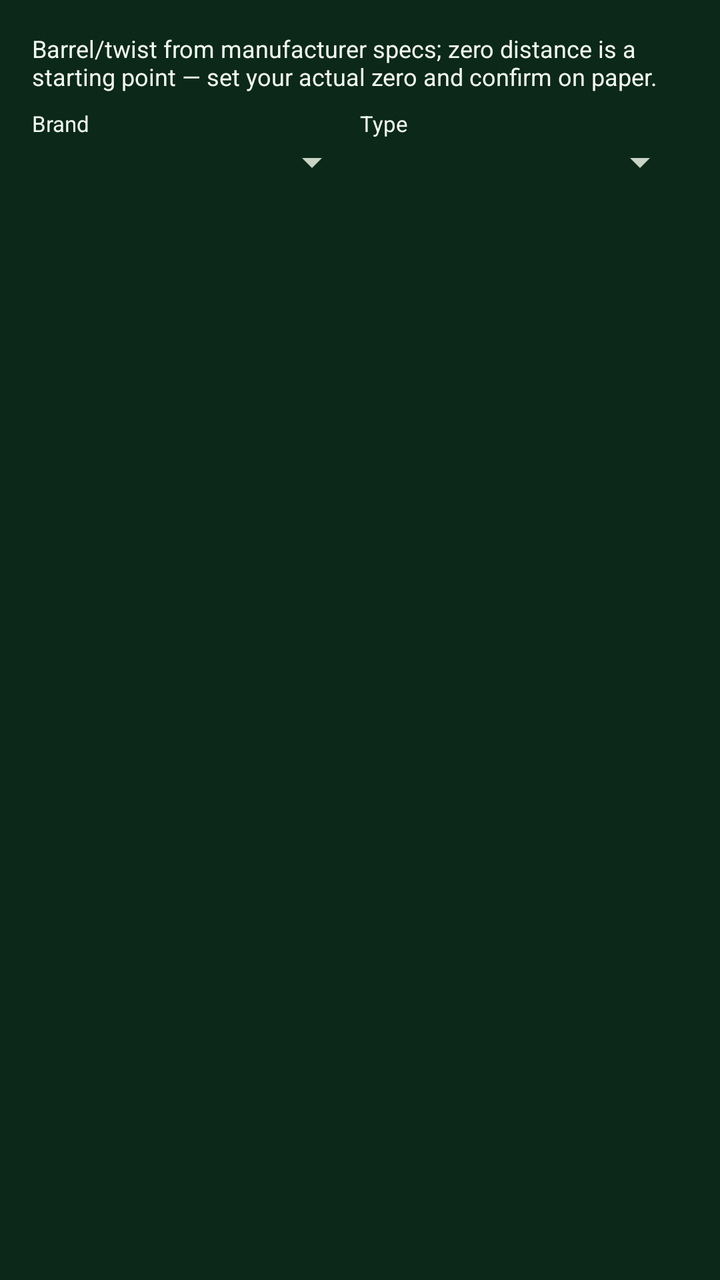
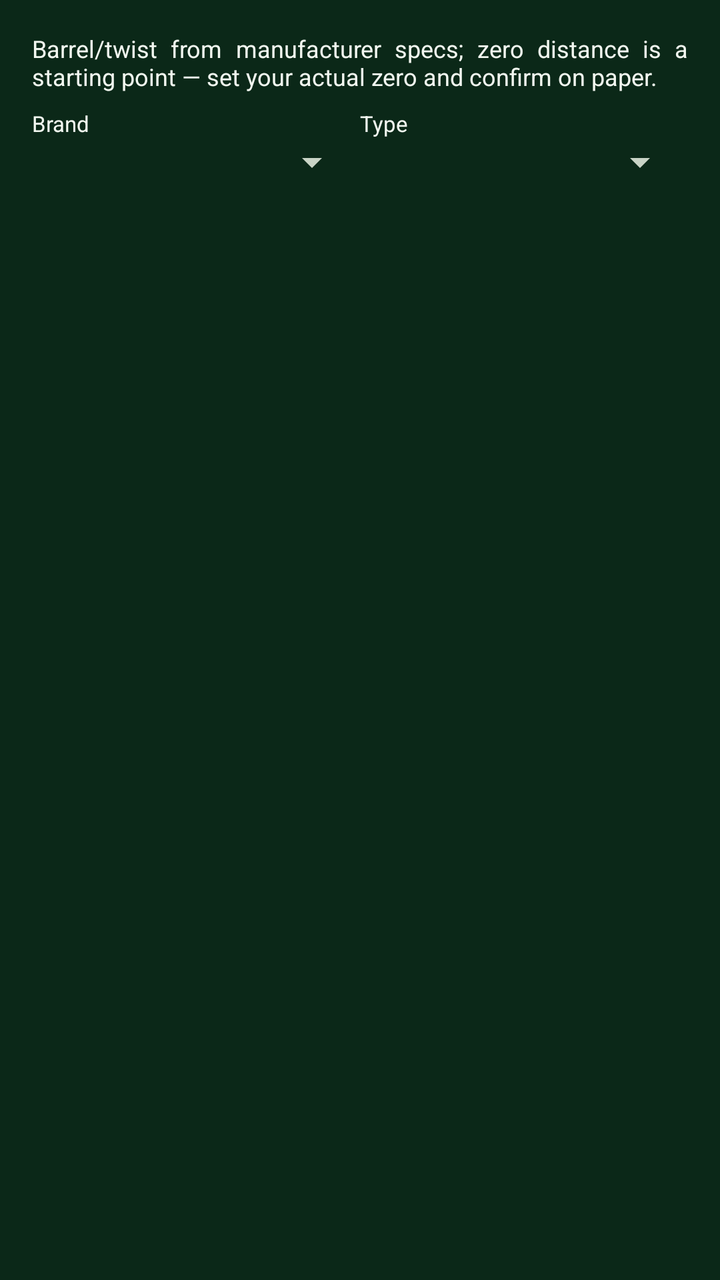

Two renders of the same Android screen: before a commit and after it. Below are the layout's source before the change and the commit's diff.
<!-- AndroidManifest.xml: application theme Theme.STS -->
<!-- res/layout/dialog_rifle_catalog.xml -->
<?xml version="1.0" encoding="utf-8"?>
<LinearLayout xmlns:android="http://schemas.android.com/apk/res/android"
    android:layout_width="match_parent" android:layout_height="wrap_content"
    android:orientation="vertical" android:padding="16dp">
    <TextView android:textColor="?android:attr/textColorPrimary" android:text="Barrel/twist from manufacturer specs; zero distance is a starting point — set your actual zero and confirm on paper."
        android:textSize="12sp" android:layout_marginBottom="8dp"
        android:layout_width="match_parent" android:layout_height="wrap_content"/>
    <LinearLayout android:layout_width="match_parent" android:layout_height="wrap_content" android:orientation="horizontal">
        <LinearLayout android:layout_width="0dp" android:layout_weight="1" android:layout_height="wrap_content" android:orientation="vertical">
            <TextView android:textColor="?android:attr/textColorPrimary" android:text="Brand" android:textSize="11sp" android:layout_width="wrap_content" android:layout_height="wrap_content"/>
            <Spinner android:id="@+id/spRifBrand" android:layout_width="match_parent" android:layout_height="wrap_content"/>
        </LinearLayout>
        <LinearLayout android:layout_width="0dp" android:layout_weight="1" android:layout_height="wrap_content" android:orientation="vertical">
            <TextView android:textColor="?android:attr/textColorPrimary" android:text="Type" android:textSize="11sp" android:layout_width="wrap_content" android:layout_height="wrap_content"/>
            <Spinner android:id="@+id/spRifType" android:layout_width="match_parent" android:layout_height="wrap_content"/>
        </LinearLayout>
    </LinearLayout>
    <TextView android:textColor="?android:attr/textColorSecondary" android:id="@+id/tvRifCount" android:textSize="11sp" android:layout_marginTop="6dp"
        android:layout_width="wrap_content" android:layout_height="wrap_content"/>
    <ListView android:id="@+id/lvRifResults"
        android:layout_width="match_parent" android:layout_height="280dp" android:layout_marginTop="4dp"/>
</LinearLayout>
<!-- resources referenced by this layout -->
<resources>
  <style name="Theme.STS" parent="Theme.STS.Dark" />
  <style name="Theme.STS.Dark" parent="Theme.STS.Base">
          <item name="android:windowBackground">@color/dark_bg</item>
          <item name="colorSurface">@color/dark_surface</item>
          <item name="colorPrimary">@color/dark_accent</item>
          <item name="colorSecondary">@color/dark_accent</item>
          <item name="colorAccent">@color/dark_accent</item>
          <item name="colorOnPrimary">@color/dark_on_accent</item>
          <item name="colorOnSecondary">@color/dark_on_accent</item>
          <item name="android:colorBackground">@color/dark_surface</item>
          <item name="android:textColorPrimary">@color/dark_text</item>
          <item name="android:textColorSecondary">@color/dark_text_dim</item>
          <item name="android:textColorTertiary">#C9D4C6</item>
          <item name="android:textColorHint">#A6B2A4</item>
          <item name="colorOnSurface">@color/dark_text</item>
          <item name="colorOnBackground">@color/dark_text</item>
      </style>
  <style name="Theme.STS.Base" parent="Theme.MaterialComponents.NoActionBar">
          <item name="android:statusBarColor">@color/dark_bg</item>
      </style>
  <color name="dark_bg">#0B2818</color>
  <color name="dark_surface">#124024</color>
  <color name="dark_accent">#C9A24B</color>
  <color name="dark_on_accent">#141008</color>
  <color name="dark_text">#F2F7F0</color>
  <color name="dark_text_dim">#C9D4C6</color>
</resources>

<!-- the commit's change to res/layout/dialog_rifle_catalog.xml (unified diff, before → after) -->
@@ -4,7 +4,8 @@
     android:orientation="vertical" android:padding="16dp">
     <TextView android:textColor="?android:attr/textColorPrimary" android:text="Barrel/twist from manufacturer specs; zero distance is a starting point — set your actual zero and confirm on paper."
         android:textSize="12sp" android:layout_marginBottom="8dp"
-        android:layout_width="match_parent" android:layout_height="wrap_content"/>
+        android:layout_width="match_parent" android:layout_height="wrap_content"
+                android:justificationMode="inter_word" />
     <LinearLayout android:layout_width="match_parent" android:layout_height="wrap_content" android:orientation="horizontal">
         <LinearLayout android:layout_width="0dp" android:layout_weight="1" android:layout_height="wrap_content" android:orientation="vertical">
             <TextView android:textColor="?android:attr/textColorPrimary" android:text="Brand" android:textSize="11sp" android:layout_width="wrap_content" android:layout_height="wrap_content"/>
